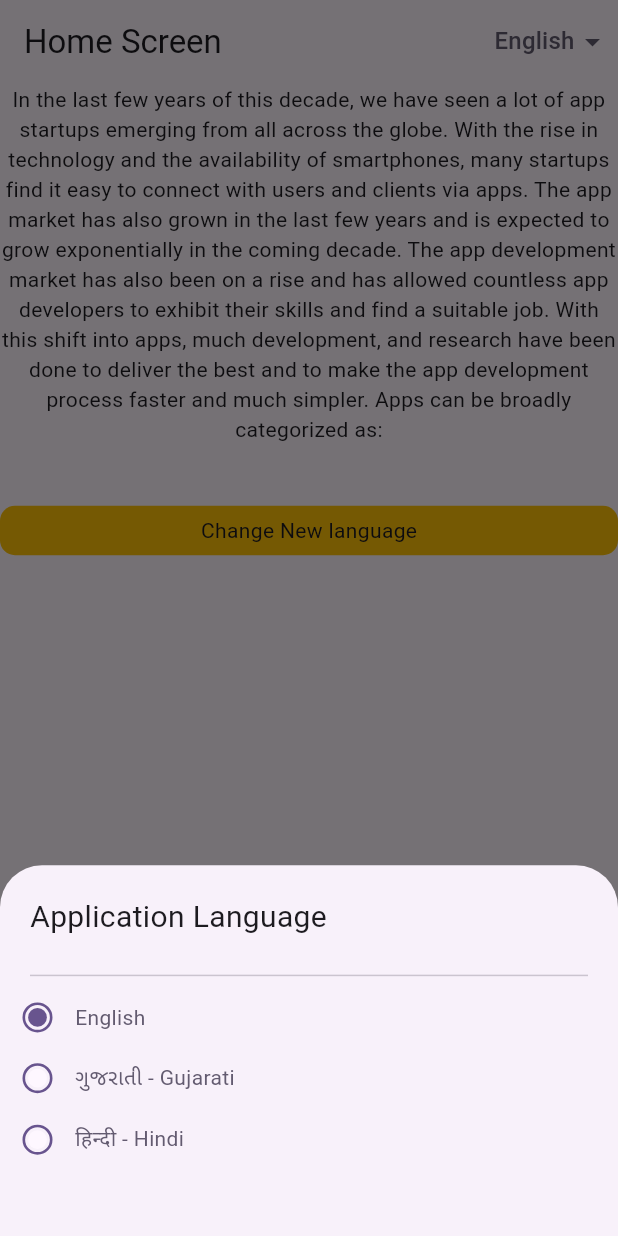
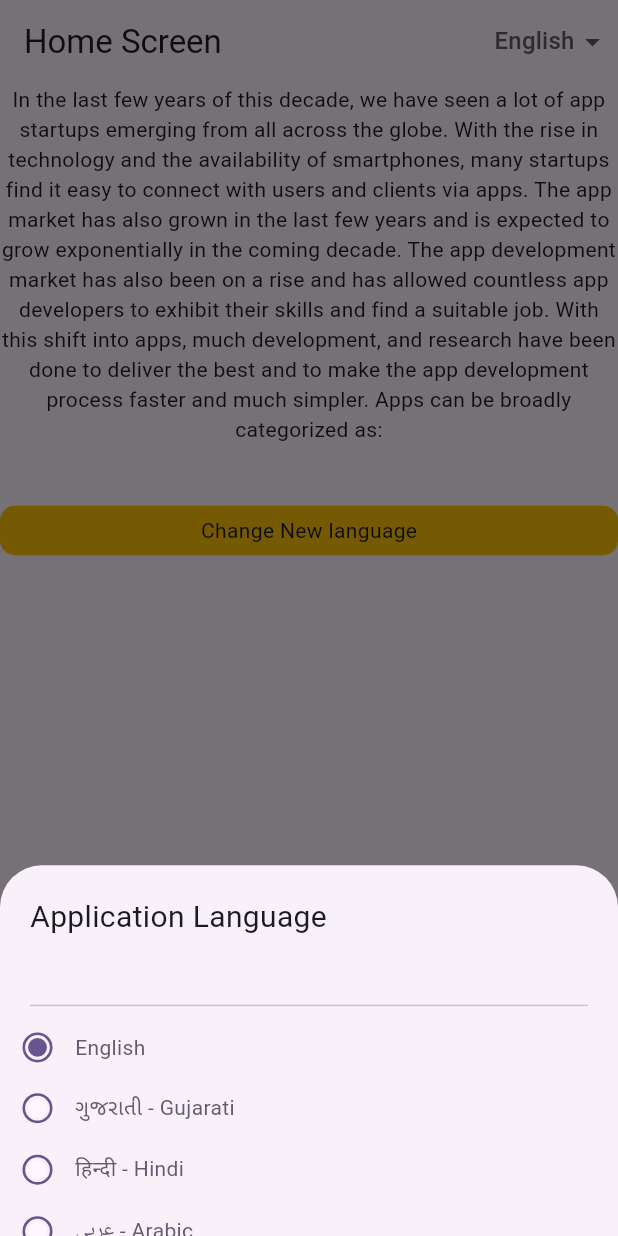
Before and after one commit to Bhavik-Wrteam-hub/change_language, a Flutter app: the screen it shows after launch, after a tap on "Change New language", on a phone screen of 412 x 824 dp. Run offline on Flutter 3.47's test engine with Material 3 defaults, Android fonts, the phone set to English and light mode, and no system bars; our stand-ins replace flutter_bloc, hive, hive_flutter; accounts and stored records are empty.

Commit message:
add Arabic language

```diff
--- /dev/null
+++ b/assets/languages/ar.json
@@ -0,0 +1,5 @@
+{
+ "home":"بيت",
+ "Home_data":"في السنوات القليلة الماضية من هذا العقد، شهدنا ظهور الكثير من الشركات الناشئة في مجال التطبيقات من جميع أنحاء العالم. مع التقدم التكنولوجي وتوافر الهواتف الذكية، تجد العديد من الشركات الناشئة أنه من السهل التواصل مع المستخدمين والعملاء عبر التطبيقات. كما نما سوق التطبيقات أيضًا في السنوات القليلة الماضية، ومن المتوقع أن ينمو بشكل كبير في العقد المقبل. شهد سوق تطوير التطبيقات أيضًا ارتفاعًا وسمح لعدد لا يحصى من مطوري التطبيقات بعرض مهاراتهم والعثور على وظيفة مناسبة. مع هذا التحول إلى التطبيقات، تم إجراء الكثير من التطوير والأبحاث لتقديم الأفضل ولجعل عملية تطوير التطبيق أسرع وأبسط بكثير. يمكن تصنيف التطبيقات على نطاق واسع على النحو التالي:"
+
+}
--- a/lib/home_screen.dart
+++ b/lib/home_screen.dart
@@ -143,7 +143,8 @@ class _HomeScreenState extends State<HomeScreen> {
                         crossAxisAlignment: CrossAxisAlignment.start,
                         children: [
                           const Padding(
-                            padding: EdgeInsets.only(top: 20, left: 20),
+                            padding: EdgeInsets.symmetric(
+                                horizontal: 20, vertical: 20),
                             child: Text(
                               "Application Language",
                               style: TextStyle(fontSize: 20),
--- a/lib/utils/appLanguage.dart
+++ b/lib/utils/appLanguage.dart
@@ -6,4 +6,5 @@ const List<AppLanguage> appLanguages = [
   AppLanguage(languageCode: "en", languageName: "English"),
   AppLanguage(languageCode: "gu", languageName: "ગુજરાતી - Gujarati"),
   AppLanguage(languageCode: "hi", languageName: "हिन्दी - Hindi"),
+  AppLanguage(languageCode: "ar", languageName: "عربي - Arabic"),
 ];
```
